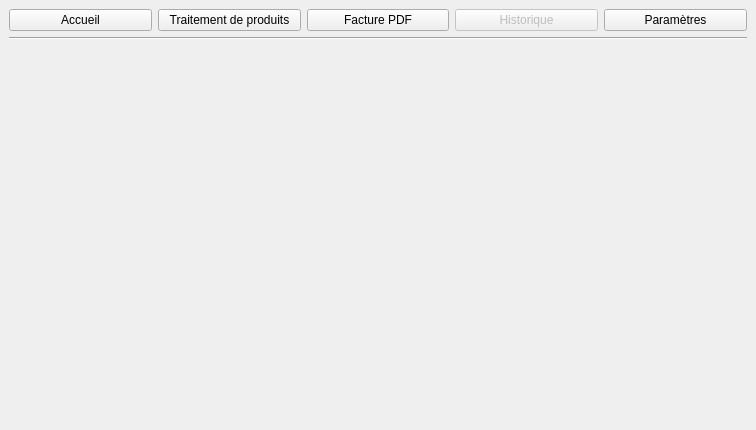
Old version of the form gui/mainwindow.ui in the repository WallaceVBB/EpiData.
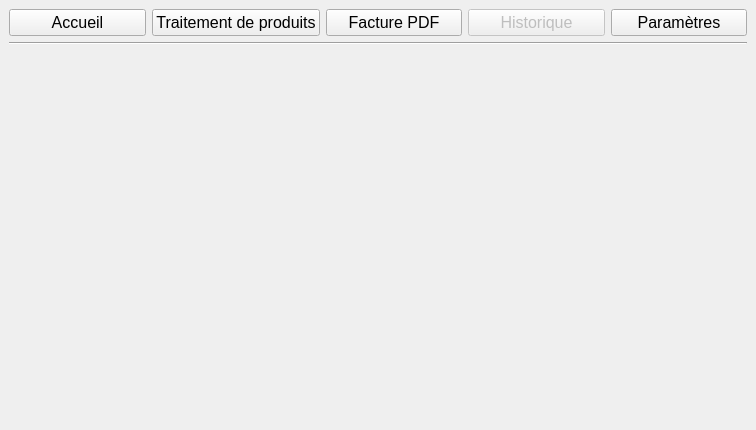
New version of the form.

Diff of the .ui file:
```diff
--- a/gui/mainwindow.ui
+++ b/gui/mainwindow.ui
@@ -22,6 +22,12 @@
     <height>10</height>
    </size>
   </property>
+  <property name="font">
+   <font>
+    <family>Segoe UI</family>
+    <pointsize>12</pointsize>
+   </font>
+  </property>
   <property name="focusPolicy">
    <enum>Qt::FocusPolicy::NoFocus</enum>
   </property>
@@ -34,6 +40,9 @@
   <property name="autoFillBackground">
    <bool>true</bool>
   </property>
+  <property name="tabShape">
+   <enum>QTabWidget::TabShape::Rounded</enum>
+  </property>
   <widget class="QWidget" name="centralwidget">
    <property name="sizePolicy">
     <sizepolicy hsizetype="Expanding" vsizetype="Expanding">
@@ -107,6 +116,8 @@
       </property>
       <property name="font">
        <font>
+        <family>Segoe UI</family>
+        <pointsize>12</pointsize>
         <bold>false</bold>
         <kerning>true</kerning>
        </font>
```
Left out of the diff: 4 changed lines with no effect on the pictures.
